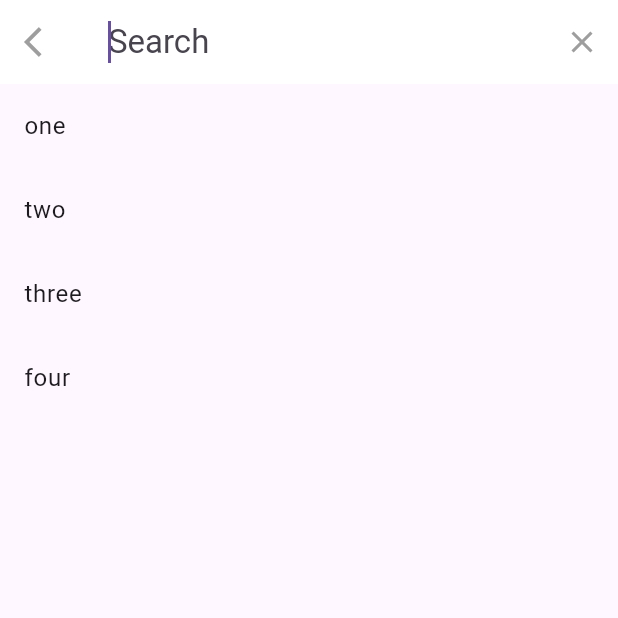
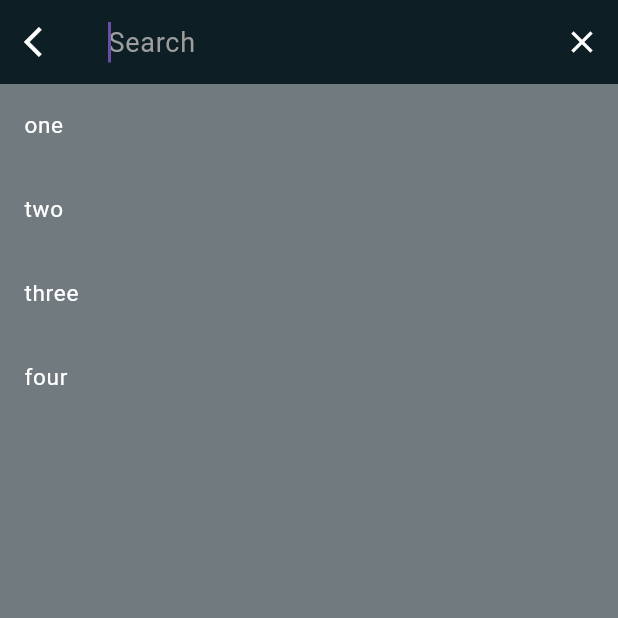
Before and after one commit to nathnael19/dictionary_app, a Flutter app: the screen it shows after launch, after a tap on the "arrow forward" icon, on a phone screen of 412 x 824 dp, the top half of it. Run offline on Flutter 3.47's test engine with Material 3 defaults, Android fonts, the phone set to English and light mode, and no system bars; our stand-ins replace flutter_bloc.

Commit message:
changing the color of the search bar delegate

```diff
--- a/lib/home_page.dart
+++ b/lib/home_page.dart
@@ -65,6 +65,28 @@ class HomePage extends StatelessWidget {
 
 class MySearchDelegate extends SearchDelegate {
   List<String> suggestions = ["one", "two", "three", "four"];
+
+  @override
+  ThemeData appBarTheme(BuildContext context) {
+    final ThemeData theme = Theme.of(context);
+    return theme.copyWith(
+      appBarTheme: AppBarTheme(
+        backgroundColor: const Color(0xff0D1E25), // Search bar background
+        iconTheme: const IconThemeData(color: Colors.white), // Icons color
+      ),
+      inputDecorationTheme: const InputDecorationTheme(
+        hintStyle: TextStyle(color: Colors.grey),
+        border: InputBorder.none, // Hint text color
+      ),
+      textTheme: theme.textTheme.copyWith(
+        titleLarge: const TextStyle(
+          color: Colors.white,
+          fontSize: 18,
+        ), // Search text color
+      ),
+    );
+  }
+
   @override
   List<Widget>? buildActions(BuildContext context) => [
     IconButton(
@@ -87,8 +109,9 @@ class MySearchDelegate extends SearchDelegate {
 
   @override
   Widget buildResults(BuildContext context) => Scaffold(
-    backgroundColor: Colors.white,
-    body: Center(child: Text(query)),
+    body: Center(
+      child: Text(query, style: TextStyle(color: Colors.white, fontSize: 30)),
+    ),
   );
 
   @override
@@ -103,7 +126,10 @@ class MySearchDelegate extends SearchDelegate {
       itemCount: suggestion.length,
       itemBuilder: (context, index) {
         return ListTile(
-          title: Text(suggestion[index]),
+          title: Text(
+            suggestion[index],
+            style: TextStyle(color: Colors.white, fontSize: 15),
+          ),
           onTap: () {
             query = suggestion[index];
             showResults(context);
--- a/lib/theme_data.dart
+++ b/lib/theme_data.dart
@@ -5,4 +5,8 @@ ThemeData themeData = ThemeData(
     backgroundColor: Color(0xff0D1E25),
     foregroundColor: Colors.white,
   ),
+  scaffoldBackgroundColor: Color(0xff0D1E25).withAlpha(150),
+  searchViewTheme: SearchViewThemeData(
+    backgroundColor: Color(0xff0D1E25).withAlpha(150),
+  ),
 );
```
